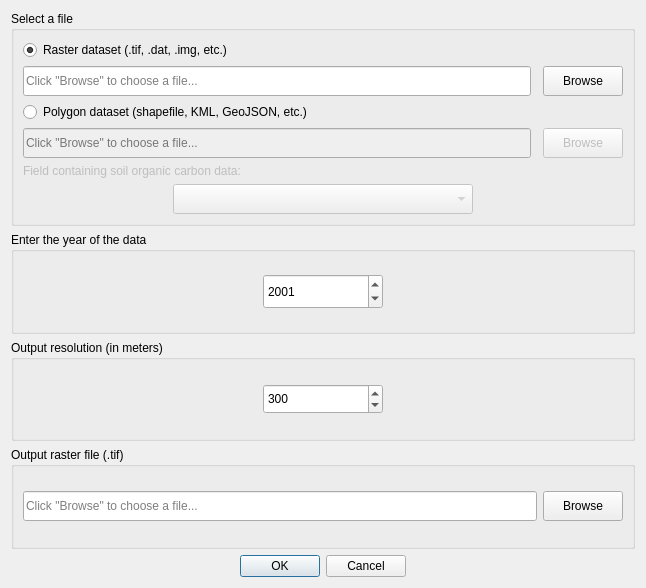
Before: the Qt Designer form LDMP/gui/DlgLoadDataSOC.ui in ConservationInternational/trends.earth, drawn with Qt 5.
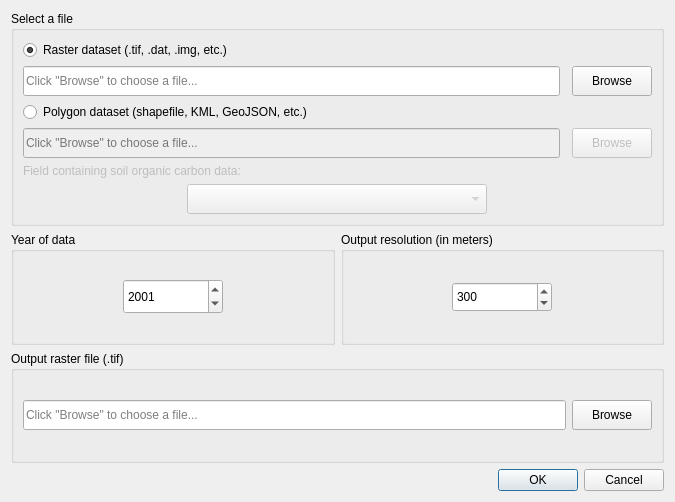
After: the same form once the commit is applied.

Commit message: Connect new load data dialogs.

Patch:
```diff
--- a/LDMP/gui/DlgLoadDataSOC.ui
+++ b/LDMP/gui/DlgLoadDataSOC.ui
@@ -9,8 +9,8 @@
    <rect>
     <x>0</x>
     <y>0</y>
-    <width>646</width>
-    <height>588</height>
+    <width>675</width>
+    <height>502</height>
    </rect>
   </property>
   <property name="sizePolicy">
@@ -167,12 +167,14 @@
     </widget>
    </item>
    <item>
-    <widget class="QGroupBox" name="groupBox">
+    <layout class="QHBoxLayout" name="horizontalLayout">
+     <item>
+      <widget class="QGroupBox" name="groupBox_3">
      <property name="title">
-      <string>Enter the year of the data</string>
-     </property>
-     <layout class="QVBoxLayout" name="verticalLayout_2">
-      <item alignment="Qt::AlignHCenter">
+        <string>Year of data</string>
+       </property>
+       <layout class="QHBoxLayout" name="horizontalLayout_3">
+        <item>
        <widget class="QDateEdit" name="spinBox_year">
         <property name="enabled">
          <bool>true</bool>
@@ -185,13 +187,13 @@
         </property>
         <property name="minimumSize">
          <size>
-          <width>120</width>
+            <width>100</width>
           <height>30</height>
          </size>
         </property>
         <property name="maximumSize">
          <size>
-          <width>120</width>
+            <width>100</width>
           <height>35</height>
          </size>
         </property>
@@ -225,22 +227,22 @@
     </widget>
    </item>
    <item>
-    <widget class="QGroupBox" name="groupBox_2">
+      <widget class="QGroupBox" name="groupBox_6">
      <property name="title">
       <string>Output resolution (in meters)</string>
      </property>
-     <layout class="QVBoxLayout" name="verticalLayout_3">
-      <item alignment="Qt::AlignHCenter">
+       <layout class="QHBoxLayout" name="horizontalLayout_2">
+        <item>
        <widget class="QSpinBox" name="spinBox_resolution">
         <property name="minimumSize">
          <size>
-          <width>120</width>
+            <width>100</width>
           <height>30</height>
          </size>
         </property>
         <property name="maximumSize">
          <size>
-          <width>200</width>
+            <width>100</width>
           <height>16777215</height>
          </size>
         </property>
@@ -258,6 +260,8 @@
      </layout>
     </widget>
    </item>
+    </layout>
+   </item>
    <item>
     <widget class="QGroupBox" name="groupBox_4">
      <property name="title">
@@ -308,7 +312,7 @@
      </layout>
     </widget>
    </item>
-   <item alignment="Qt::AlignHCenter">
+   <item>
     <widget class="QDialogButtonBox" name="btnBox">
      <property name="orientation">
       <enum>Qt::Horizontal</enum>
```
Lines whose indentation alone changed are shown as unchanged. The commit also changes 2 other files.
